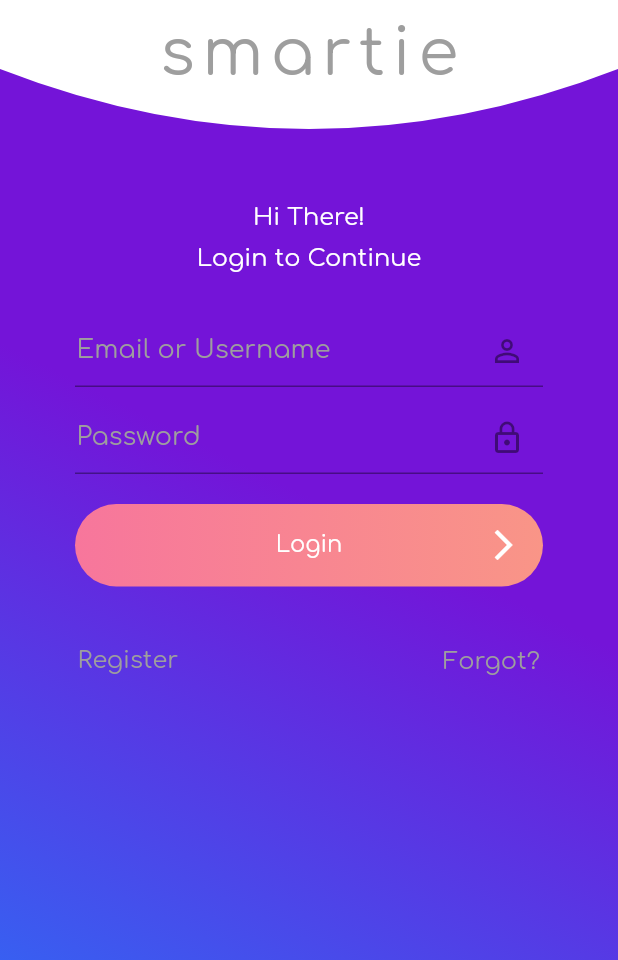
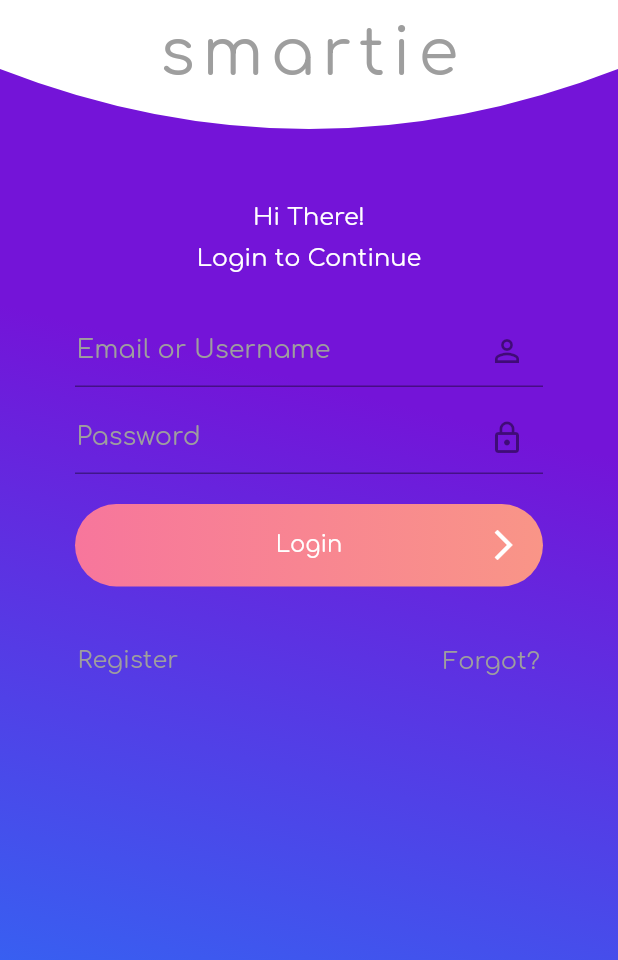
Before and after one commit to MuriloSGomes/TreinamentoUI, a Flutter app: the screen it shows after launch, on a phone screen of 412 x 824 dp, the part 276-1236 px from its top. Run offline on Flutter 3.47's test engine with Material 2 defaults, Android fonts, the phone set to English and light mode, and no system bars.

Commit message:
Ajuste no degradê

```diff
--- a/lib/homescreen.dart
+++ b/lib/homescreen.dart
@@ -12,12 +12,13 @@ class _HomeScreenState extends State<HomeScreen> {
     return Scaffold(
       body: Container(
         decoration: BoxDecoration(
-            gradient: LinearGradient(
-          begin: Alignment.bottomLeft,
-          end: Alignment.topRight,
-          stops: [0, 0.4],
-          colors: [Color(0xFF385ff1), Color(0xFF7414d8)],
-        )),
+          gradient: LinearGradient(
+            begin: Alignment.bottomLeft,
+            end: Alignment.topCenter,
+            stops: [0, 0.5],
+            colors: [Color(0xFF385ff1), Color(0xFF7414d8)],
+          ),
+        ),
         child: ListView(
           children: <Widget>[
             Container(
@@ -43,7 +44,7 @@ class _HomeScreenState extends State<HomeScreen> {
                         child: Text(
                           'smartie',
                           style: TextStyle(
-                            letterSpacing: 5,
+                              letterSpacing: 5,
                               fontFamily: 'Comfortaa',
                               color: Colors.grey,
                               fontSize: 43),
@@ -140,7 +141,7 @@ class _HomeScreenState extends State<HomeScreen> {
                           ),
                           Align(
                             heightFactor: 0,
-                            alignment: Alignment(0.9,0),
+                            alignment: Alignment(0.9, 0),
                             child: Icon(
                               Icons.arrow_forward_ios,
                               color: Colors.white,
```
